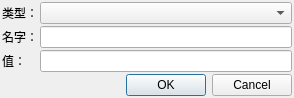
Above: src/nbtmodifydialog.ui from bedrock-dev/BedrockMap before the change. Below: the same form after it.
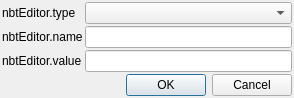
That is the form after the change.

The edit to the form file:
```diff
--- a/src/nbtmodifydialog.ui
+++ b/src/nbtmodifydialog.ui
@@ -51,21 +51,21 @@
    <item row="0" column="0">
     <widget class="QLabel" name="label">
      <property name="text">
-      <string>类型：</string>
+      <string>nbtEditor.type</string>
      </property>
     </widget>
    </item>
    <item row="1" column="0">
     <widget class="QLabel" name="label_2">
      <property name="text">
-      <string>名字：</string>
+      <string>nbtEditor.name</string>
      </property>
     </widget>
    </item>
    <item row="2" column="0">
     <widget class="QLabel" name="label_3">
      <property name="text">
-      <string>值：</string>
+      <string>nbtEditor.value</string>
      </property>
     </widget>
    </item>
```
Left out of the diff: 2 changed lines with no effect on the pictures.
